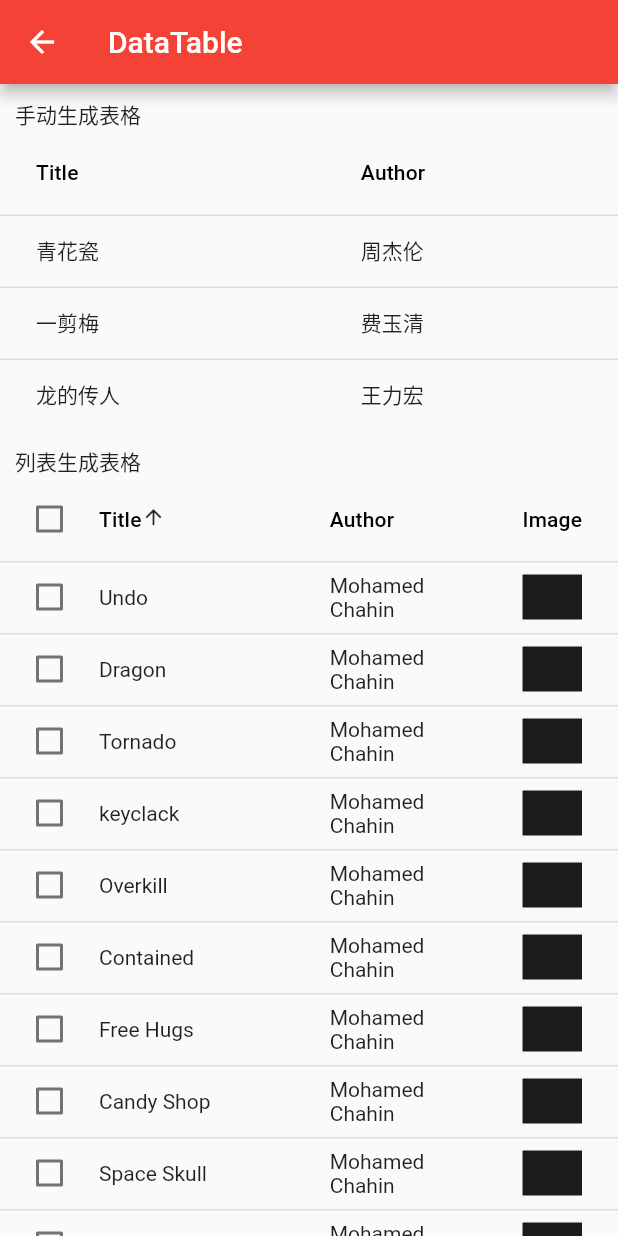
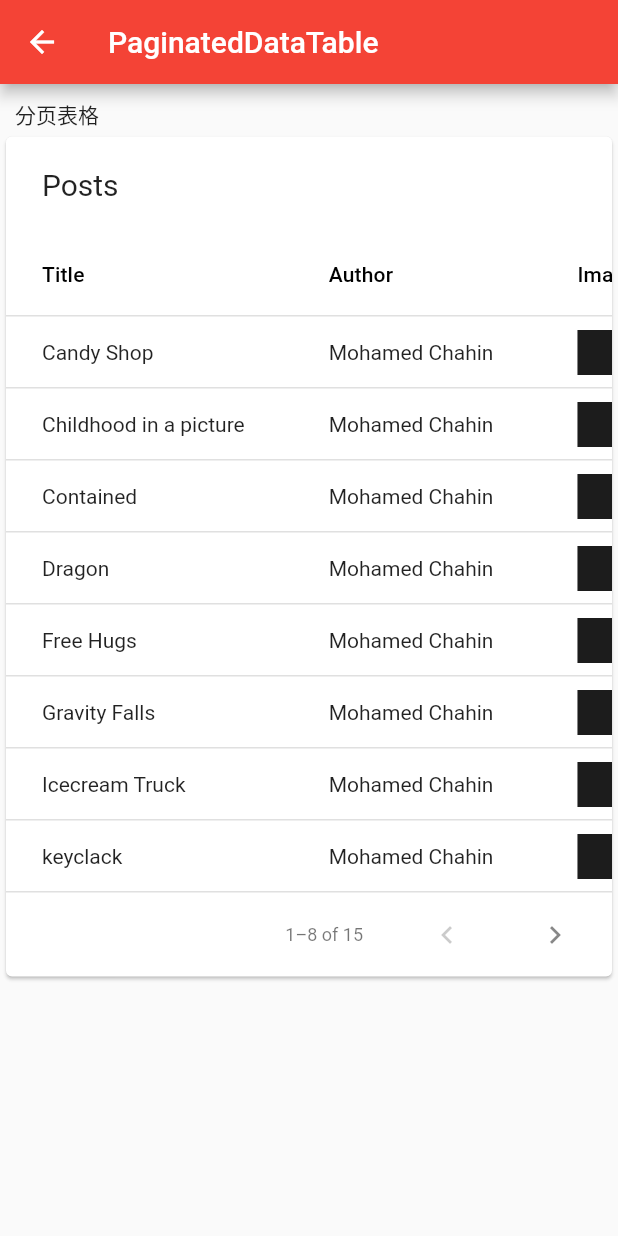
Before and after one commit to Jentlezhi/flutter_demo, a Flutter app: the screen it shows after launch, after a tap on "Title", on a phone screen of 412 x 824 dp. Run offline on Flutter 3.47's test engine with Material 2 defaults, Android fonts, the phone set to English and light mode, and no system bars; network calls fail.

Commit message:
PaginatedDataTable

```diff
--- a/lib/demo/data_table.dart
+++ b/lib/demo/data_table.dart
@@ -9,13 +9,13 @@ class DataTableDemo extends StatefulWidget {
 }
 
 class _DataTableDemoState extends State<DataTableDemo> {
-
   int _sortColumnIndex;
   bool _sortAscending = false;
   @override
   void initState() {
     super.initState();
   }
+
   @override
   Widget build(BuildContext context) {
     return Scaffold(
@@ -71,11 +71,6 @@ class _DataTableDemoState extends State<DataTableDemo> {
               padding: EdgeInsets.only(left: 10.0, top: 10.0),
               child: Text('列表生成表格'),
             ),
-            /*
-            this.sortColumnIndex,
-            this.sortAscending = true,
-            this.onSelectAll,
-            */
             DataTable(
               sortColumnIndex: _sortColumnIndex,
               sortAscending: _sortAscending,
@@ -108,7 +103,7 @@ class _DataTableDemoState extends State<DataTableDemo> {
               rows: posts.map((post) {
                 return DataRow(
                     selected: post.selected,
-                  onSelectChanged: (value){
+                    onSelectChanged: (value) {
                       setState(() {
                         post.selected = value;
                       });
@@ -138,6 +133,107 @@ class _DataTableDemoState extends State<DataTableDemo> {
   }
 }
 
+class PostDataSource extends DataTableSource {
+  int _selectedRowCount = 0;
+
+  @override
+  DataRow getRow(int index) {
+    final post = posts[index];
+    return DataRow.byIndex(
+      index: index,
+      cells: <DataCell>[
+        DataCell(
+          Text(post.title),
+        ),
+        DataCell(
+          Text(post.author),
+        ),
+        DataCell(
+          Container(
+            // width: 60,
+            height: 30.0,
+            color: randomColor(),
+            // child: Image.network(post.imageUrl,fit: BoxFit.cover,),
+          ),
+        ),
+      ],
+    );
+  }
+
+  @override
+  int get rowCount => posts.length;
+
+  @override
+  bool get isRowCountApproximate => false;
+
+  @override
+  int get selectedRowCount => _selectedRowCount;
+}
+
+class PaginatedDataTableDemo extends StatefulWidget {
+  @override
+  _PaginatedDataTableDemoState createState() =>
+      new _PaginatedDataTableDemoState();
+}
+
+class _PaginatedDataTableDemoState extends State<PaginatedDataTableDemo> {
+  final PostDataSource _postDataSource = PostDataSource();
+  @override
+  void initState() {
+    super.initState();
+  }
+
+  @override
+  Widget build(BuildContext context) {
+    return Scaffold(
+      appBar: AppBar(
+        title: Text('PaginatedDataTable'),
+      ),
+      body: Container(
+        child: ListView(
+          children: <Widget>[
+            Container(
+              padding: EdgeInsets.only(left: 10.0, top: 10.0),
+              child: Text('分页表格'),
+            ),
+            PaginatedDataTable(
+              rowsPerPage: 8,
+              header: Text('Posts'),
+              columns: [
+                DataColumn(
+                  label: Text('Title'),
+                  onSort: (int columnIndex, bool ascending) {
+                    print('columnIndex:$columnIndex,ascending:$ascending');
+                    setState(() {
+                      // _sortColumnIndex = 0;
+                      // _sortAscending = ascending;
+                      posts.sort((a, b) {
+                        if (!ascending) {
+                          final c = a;
+                          a = b;
+                          b = c;
+                        }
+                        return a.title.length.compareTo(b.title.length);
+                      });
+                    });
+                  },
+                ),
+                DataColumn(
+                  label: Text('Author'),
+                ),
+                DataColumn(
+                  label: Text('Image'),
+                ),
+              ],
+              source: _postDataSource,
+            ),
+          ],
+        ),
+      ),
+    );
+  }
+}
+
 Color randomColor() {
   return Color.fromARGB(255, Random().nextInt(256) + 0,
       Random().nextInt(256) + 0, Random().nextInt(256) + 0);
--- a/lib/main.dart
+++ b/lib/main.dart
@@ -33,13 +33,14 @@ class MyApp extends StatelessWidget {
       child: MaterialApp(
       /// 脚手架
           // home: NavigatorDemo(),
-          initialRoute: '/table',
+          initialRoute: '/paginatedTable',
           routes: {
             '/':(BuildContext context) => BottomSheetDialog(),
             '/about':(BuildContext context) => Page(title: 'About',),
             '/mdc': (BuildContext context) => MaterialComponentsDemo(),
             '/chip': (BuildContext context) => ChipDemo(),
             '/table': (BuildContext context) => DataTableDemo(),
+            '/paginatedTable': (BuildContext context) => PaginatedDataTableDemo(),
           },
       //  home: Scaffold(
       //    appBar: AppBar(
```
Lines whose indentation alone changed are shown as unchanged.
